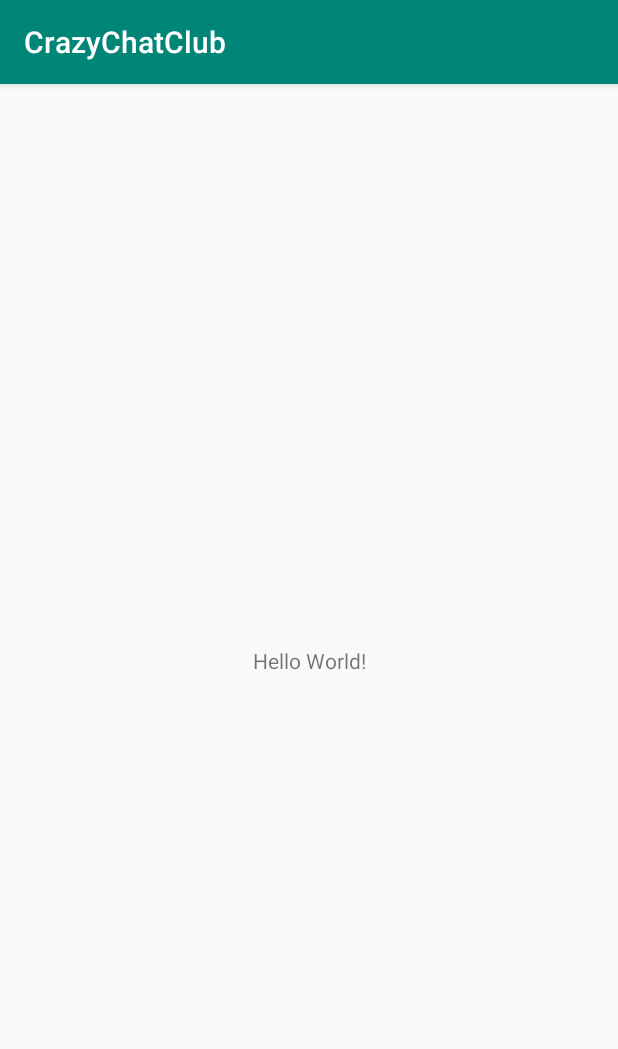
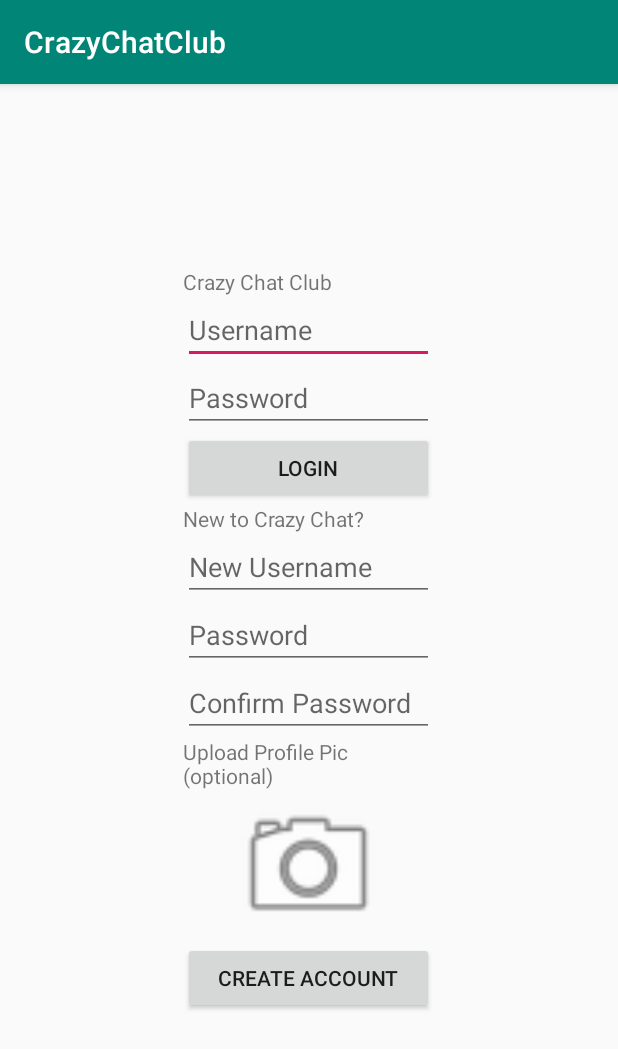
Before and after one commit to jordanHolleman/CrazyChatClub, an Android app: the screen it shows after launch (MainActivity), on a phone screen of 412 x 824 dp. Shown: the top 1049 px of the screen. Run offline under Robolectric (Android 15) with nearby library versions, the phone set to English and light mode, and no system bars.

Commit message:
Basic login page

```diff
--- a/app/build.gradle
+++ b/app/build.gradle
@@ -25,4 +25,5 @@ dependencies {
     testImplementation 'junit:junit:4.12'
     androidTestImplementation 'androidx.test.ext:junit:1.1.0'
     androidTestImplementation 'androidx.test.espresso:espresso-core:3.1.1'
+    implementation 'com.google.android.material:material:1.0.0'
 }
--- a/app/src/main/java/com/ndsu/networking2019/crazychatclub/MainActivity.java
+++ b/app/src/main/java/com/ndsu/networking2019/crazychatclub/MainActivity.java
@@ -2,13 +2,67 @@ package com.ndsu.networking2019.crazychatclub;
 
 import androidx.appcompat.app.AppCompatActivity;
 
+import android.media.Image;
+import android.net.nsd.NsdManager;
 import android.os.Bundle;
+import android.view.View;
+import android.widget.Button;
+import android.widget.EditText;
+import android.widget.Toast;
 
 public class MainActivity extends AppCompatActivity {
+
+    String username, password, newUsername, newPassword, confirmPassword;
+
+    EditText usernameInput, passwordInput, newUsernameInput, newPasswordInput, confirmPasswordInput;
+
+    Button loginButton, createAccountButton;
+
+    Image profilePic;
 
     @Override
     protected void onCreate(Bundle savedInstanceState) {
         super.onCreate(savedInstanceState);
         setContentView(R.layout.activity_main);
+
+        usernameInput = (EditText) findViewById(R.id.usernameInput);
+        passwordInput = (EditText) findViewById(R.id.passwordInput);
+        newUsernameInput = (EditText) findViewById(R.id.newUsernameInput);
+        newPasswordInput = (EditText) findViewById(R.id.newPasswordInput);
+        loginButton = (Button) findViewById(R.id.loginButton);
+        createAccountButton = (Button) findViewById(R.id.createAccountButton);
+        //profilePic = (Image) findViewById(R.id.profilePic);
+
+        loginButton.setOnClickListener(new View.OnClickListener() {
+            @Override
+            public void onClick(View view) {
+                username = usernameInput.getText().toString();
+                password = passwordInput.getText().toString();
+            }
+        });
+
+        createAccountButton.setOnClickListener(new View.OnClickListener() {
+            @Override
+            public void onClick(View view) {
+                newUsername = newUsernameInput.getText().toString();
+                newPassword = newPasswordInput.getText().toString();
+                confirmPassword = confirmPasswordInput.getText().toString();
+                if (checkPassword(newPassword, confirmPassword)) {
+                    Toast.makeText(MainActivity.this, "Account creation successful", Toast.LENGTH_SHORT);
+                }
+            }
+        });
+    }
+
+    //checking passwords, probably will change to exception handler later
+    private boolean checkPassword(String newPassword, String confirmPassword) {
+        if (newPassword != confirmPassword) {
+            Toast.makeText(MainActivity.this,"Passwords don't match, try again", Toast.LENGTH_SHORT);
+            //JOptionPane.showMessageDialog("Passwords do not match, try again");
+            this.newPassword = "";
+            this.confirmPassword = "";
+            return false;
+        }
+        return true;
     }
 }
--- a/app/src/main/res/layout/activity_main.xml
+++ b/app/src/main/res/layout/activity_main.xml
@@ -1,18 +1,105 @@
 <?xml version="1.0" encoding="utf-8"?>
-<androidx.constraintlayout.widget.ConstraintLayout xmlns:android="http://schemas.android.com/apk/res/android"
+
+
+
+
+<RelativeLayout xmlns:android="http://schemas.android.com/apk/res/android"
     xmlns:app="http://schemas.android.com/apk/res-auto"
     xmlns:tools="http://schemas.android.com/tools"
     android:layout_width="match_parent"
     android:layout_height="match_parent"
     tools:context=".MainActivity">
 
-    <TextView
+
+
+
+
+    <LinearLayout
         android:layout_width="wrap_content"
         android:layout_height="wrap_content"
-        android:text="Hello World!"
-        app:layout_constraintBottom_toBottomOf="parent"
-        app:layout_constraintLeft_toLeftOf="parent"
-        app:layout_constraintRight_toRightOf="parent"
-        app:layout_constraintTop_toTopOf="parent" />
+        android:orientation="vertical"
+        android:layout_alignParentTop="true"
+        android:layout_centerHorizontal="true"
+        android:layout_marginTop="122dp">
 
-</androidx.constraintlayout.widget.ConstraintLayout>
+
+
+        <TextView
+            android:id="@+id/loginText"
+            android:layout_width="164dp"
+            android:layout_height="match_parent"
+            android:text="@string/crazy_chat_club" />
+
+        <EditText
+            android:id="@+id/usernameInput"
+            android:layout_width="match_parent"
+            android:layout_height="wrap_content"
+            android:ems="10"
+            android:hint="@string/username"
+            android:inputType="textPersonName" />
+
+        <EditText
+            android:id="@+id/passwordInput"
+            android:layout_width="match_parent"
+            android:layout_height="wrap_content"
+            android:ems="10"
+            android:hint="@string/password"
+            android:inputType="textPassword" />
+
+        <Button
+            android:id="@+id/loginButton"
+            android:layout_width="match_parent"
+            android:layout_height="wrap_content"
+            android:text="@string/login" />
+
+        <TextView
+            android:id="@+id/newLoginText"
+            android:layout_width="match_parent"
+            android:layout_height="wrap_content"
+            android:text="@string/new_to_crazy_chat" />
+
+        <EditText
+            android:id="@+id/newUsernameInput"
+            android:layout_width="match_parent"
+            android:layout_height="wrap_content"
+            android:ems="10"
+            android:hint="@string/new_username"
+            android:inputType="textPersonName" />
+
+        <EditText
+            android:id="@+id/newPasswordInput"
+            android:layout_width="match_parent"
+            android:layout_height="wrap_content"
+            android:ems="10"
+            android:hint="@string/password"
+            android:inputType="textPassword" />
+
+        <EditText
+            android:id="@+id/confirmPasswordInput"
+            android:layout_width="match_parent"
+            android:layout_height="wrap_content"
+            android:ems="10"
+            android:hint="@string/confirm_password"
+            android:inputType="textPassword" />
+
+        <TextView
+            android:id="@+id/textView10"
+            android:layout_width="match_parent"
+            android:layout_height="wrap_content"
+            android:text="@string/upload_profile_pic_optional" />
+
+        <ImageView
+            android:id="@+id/profilePic"
+            android:layout_width="167dp"
+            android:layout_height="101dp"
+            app:srcCompat="@android:drawable/ic_menu_camera" />
+
+        <Button
+            android:id="@+id/createAccountButton"
+            android:layout_width="match_parent"
+            android:layout_height="wrap_content"
+            android:text="@string/create_account" />
+    </LinearLayout>
+
+
+</RelativeLayout>
--- a/app/src/main/res/values/strings.xml
+++ b/app/src/main/res/values/strings.xml
@@ -1,3 +1,13 @@
 <resources>
     <string name="app_name">CrazyChatClub</string>
+    <string name="crazy_chat_club">Crazy Chat Club</string>
+    <string name="username">Username</string>
+    <string name="password">Password</string>
+    <string name="login">Login</string>
+    <string name="new_to_crazy_chat">New to Crazy Chat?</string>
+    <string name="new_username">New Username</string>
+    <string name="password">Password</string>
+    <string name="confirm_password">Confirm Password</string>
+    <string name="upload_profile_pic_optional">Upload Profile Pic (optional)</string>
+    <string name="create_account">Create Account</string>
 </resources>
```
